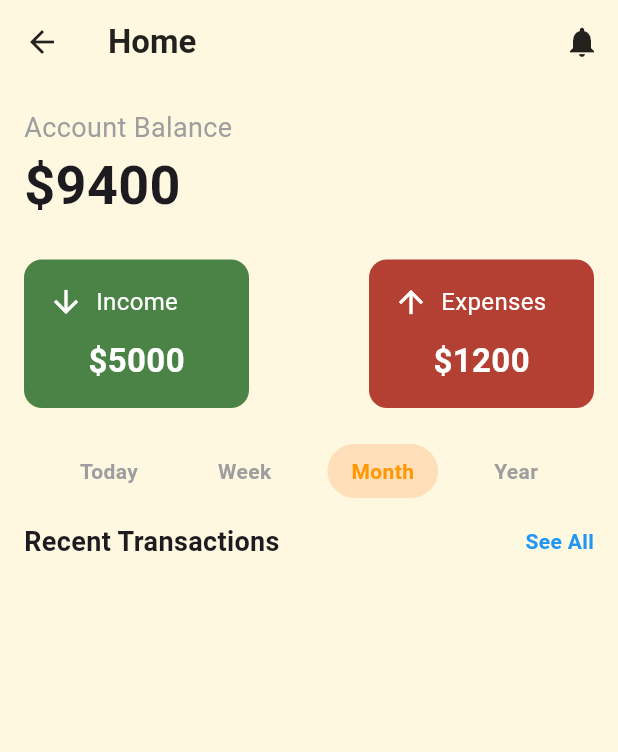
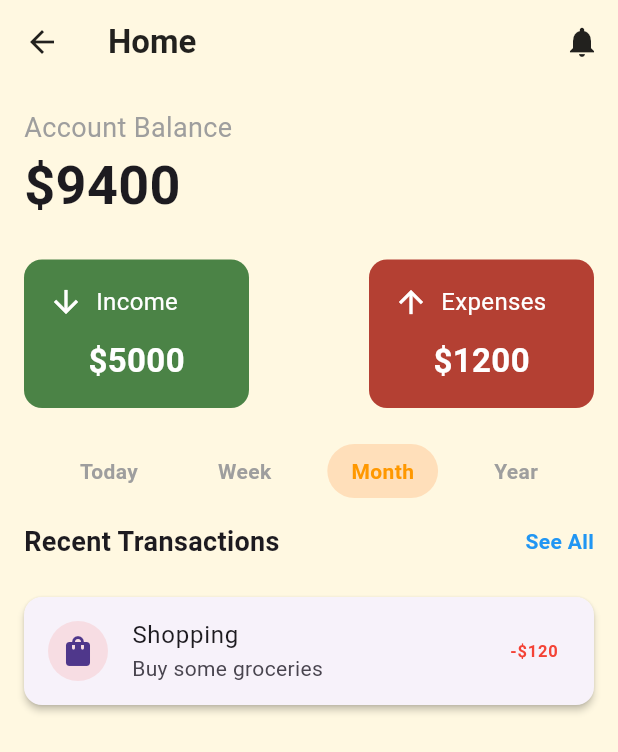
Before and after one commit to Alex-Bolgan/KPP, a Flutter app: the HomeScreen screen opened directly, after a tap on "Month", on a phone screen of 412 x 824 dp. Shown: the top 752 px of the screen. Run offline on Flutter 3.47's test engine with Material 3 defaults, Android fonts, the phone set to English and light mode, and no system bars; our stand-ins replace firebase_auth, firebase_core, firebase_crashlytics; accounts and stored records are empty.

```diff
--- a/expense_tracker/lib/providers/transaction_provider.dart
+++ b/expense_tracker/lib/providers/transaction_provider.dart
@@ -10,7 +10,7 @@ class TransactionProvider with ChangeNotifier {
       category: 'Shopping',
       description: 'Buy some groceries',
       wallet: 'Wallet',
-      date: '2025-10-16',
+      date: '2025-11-10',
       icon: Icons.shopping_bag,
     ),
     Transaction(
--- a/expense_tracker/lib/screens/account_detail_screen.dart
+++ b/expense_tracker/lib/screens/account_detail_screen.dart
@@ -14,7 +14,6 @@ class AccountDetailsScreen extends StatelessWidget {
   Widget build(BuildContext context) {
     final transactionProvider = Provider.of<TransactionProvider>(context);
 
-    // Filter transactions that belong to the account
     final transactions = transactionProvider.transactions;
 
     return Scaffold(
@@ -74,7 +73,6 @@ class AccountDetailsScreen extends StatelessWidget {
   Widget _buildTransactionTile(Transaction transaction, BuildContext context) {
     return GestureDetector(
       onTap: () {
-        // Access the provider safely and navigate to TransactionDetailsScreen
           Navigator.push(
             context,
             MaterialPageRoute(
--- a/expense_tracker/lib/screens/transaction_details_screen.dart
+++ b/expense_tracker/lib/screens/transaction_details_screen.dart
@@ -88,8 +88,8 @@ class _TransactionDetailsScreenState extends State<TransactionDetailsScreen> {
       ),
       body: Container(
         color: widget.transactionType == 'Income'
-            ? Colors.green.withOpacity(0.1)
-            : Colors.red.withOpacity(0.1),
+            ? Colors.green.withAlpha(240)
+            : Colors.red.withAlpha(240),
         padding: const EdgeInsets.all(16),
         child: Column(
           crossAxisAlignment: CrossAxisAlignment.center,
```
Also changed, not shown: expense_tracker/lib/screens/home_screen.dart (+9 -1 lines).
